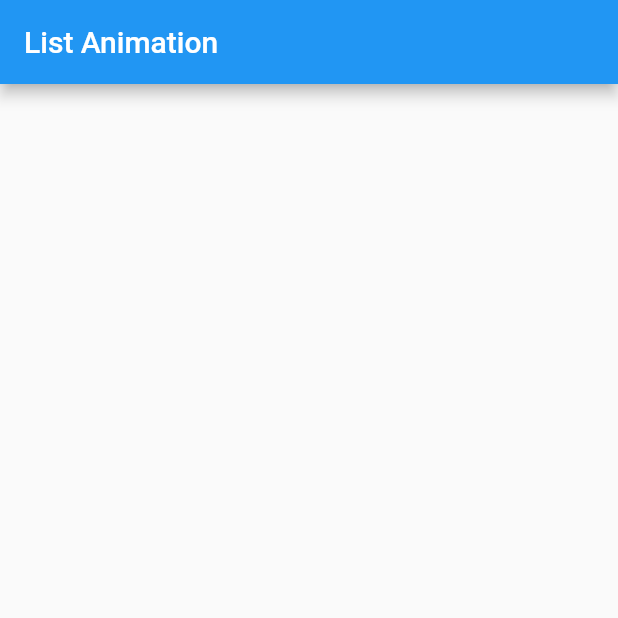
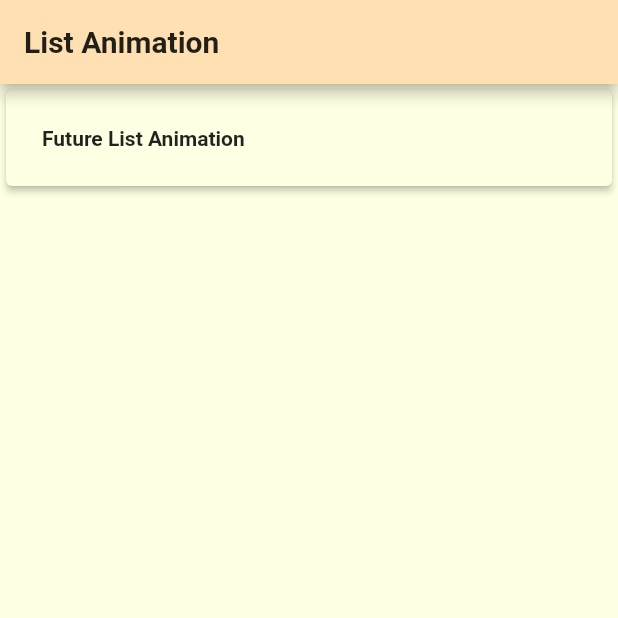
Before and after one commit to themobilecoder/Flutter-List-Animation, a Flutter app: the screen it shows after launch, on a phone screen of 412 x 824 dp, the top half of it. Run offline on Flutter 3.47's test engine with Material 2 defaults, Android fonts, the phone set to English and light mode, and no system bars; our stand-ins replace auto_animated.

Commit message:
Add future list animation

```diff
--- /dev/null
+++ b/lib/future_list_screen.dart
@@ -0,0 +1,41 @@
+import 'package:auto_animated/auto_animated.dart';
+import 'package:flutter/material.dart';
+import 'package:flutter_list_animation/data_source.dart';
+import 'package:flutter_list_animation/list_item.dart';
+
+class FutureListScreen extends StatelessWidget {
+  final DataSource _dataSource = DataSource();
+
+  @override
+  Widget build(BuildContext context) {
+    return Scaffold(
+      appBar: AppBar(
+        title: Text('List Animation', style: TextStyle(fontWeight: FontWeight.bold)),
+      ),
+      body: FutureBuilder<List<String>>(
+        initialData: [],
+        future: _dataSource.getCountriesFuture(),
+        builder: (context, snapshot) {
+          final List<String> countries = snapshot.data;
+          return LiveList(
+            itemCount: countries.length,
+            itemBuilder: (context, index, animation) {
+              return FadeTransition(
+                opacity: animation,
+                child: SlideTransition(
+                  position: Tween<Offset>(
+                    begin: Offset(0, 0.2),
+                    end: Offset.zero,
+                  ).animate(animation),
+                  child: ListItem(
+                    title: countries[index],
+                  ),
+                ),
+              );
+            },
+          );
+        },
+      ),
+    );
+  }
+}
--- /dev/null
+++ b/lib/list_item.dart
@@ -0,0 +1,25 @@
+import 'package:flutter/material.dart';
+
+class ListItem extends StatelessWidget {
+  final String title;
+  final Function onPressed;
+  ListItem({@required this.title, this.onPressed});
+
+  @override
+  Widget build(BuildContext context) {
+    return Card(
+      color: Color(0xffffffe4),
+      elevation: 2,
+      child: InkWell(
+        onTap: onPressed ?? () {},
+        child: Padding(
+          padding: const EdgeInsets.all(24.0),
+          child: Text(
+            title,
+            style: TextStyle(fontWeight: FontWeight.bold),
+          ),
+        ),
+      ),
+    );
+  }
+}
--- a/lib/main.dart
+++ b/lib/main.dart
@@ -1,4 +1,8 @@
+import 'package:auto_animated/auto_animated.dart';
 import 'package:flutter/material.dart';
+import 'package:flutter_list_animation/data_source.dart';
+import 'package:flutter_list_animation/future_list_screen.dart';
+import 'package:flutter_list_animation/list_item.dart';
 
 void main() {
   runApp(MyApp());
@@ -10,22 +14,34 @@ class MyApp extends StatelessWidget {
     return MaterialApp(
       title: 'Flutter Demo',
       theme: ThemeData(
-        primarySwatch: Colors.blue,
+        primaryColor: Color(0xffffe0b2),
+        canvasColor: Color(0xffffffe4),
         visualDensity: VisualDensity.adaptivePlatformDensity,
       ),
-      home: MyHomePage(),
+      home: HomePage(),
     );
   }
 }
 
-class MyHomePage extends StatelessWidget {
+class HomePage extends StatelessWidget {
   @override
   Widget build(BuildContext context) {
     return Scaffold(
       appBar: AppBar(
-        title: Text('List Animation'),
+        title: Text('List Animation', style: TextStyle(fontWeight: FontWeight.bold)),
       ),
-      body: Center(),
+      body: ListView(
+        children: <Widget>[
+          ListItem(
+            title: 'Future List Animation',
+            onPressed: () => Navigator.of(context).push(
+              MaterialPageRoute(
+                builder: (context) => FutureListScreen(),
+              ),
+            ),
+          )
+        ],
+      ),
     );
   }
 }
--- a/pubspec.yaml
+++ b/pubspec.yaml
@@ -12,6 +12,7 @@ dependencies:
     sdk: flutter
 
   cupertino_icons: ^0.1.3
+  auto_animated: ^2.0.2
 
 dev_dependencies:
   flutter_test:
```
Also changed, not shown: lib/data_source.dart (added, +26 -0 lines), pubspec.lock.
